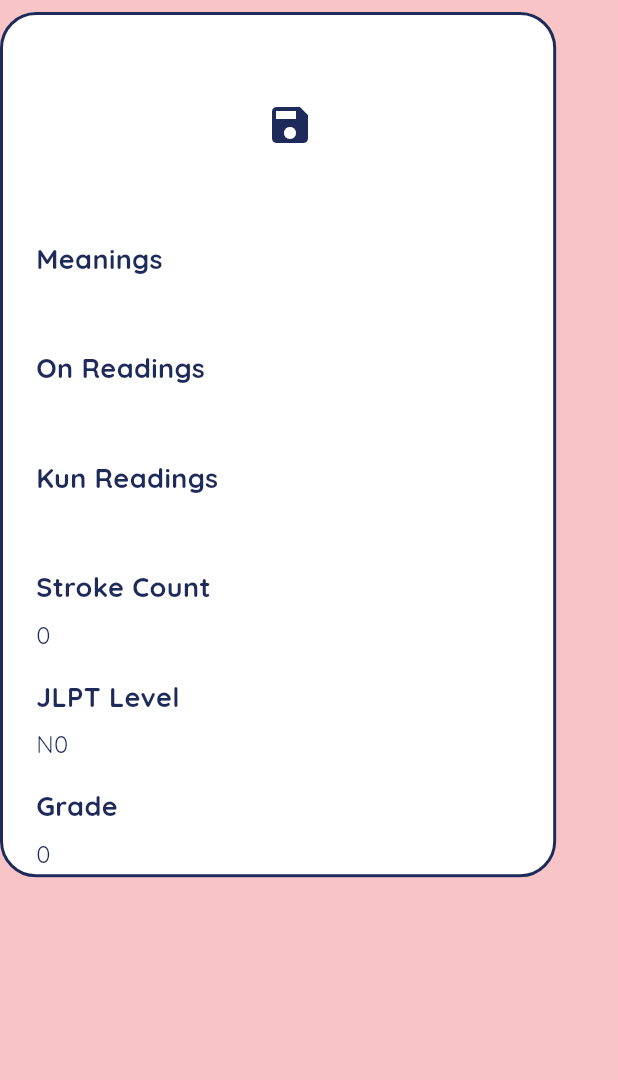
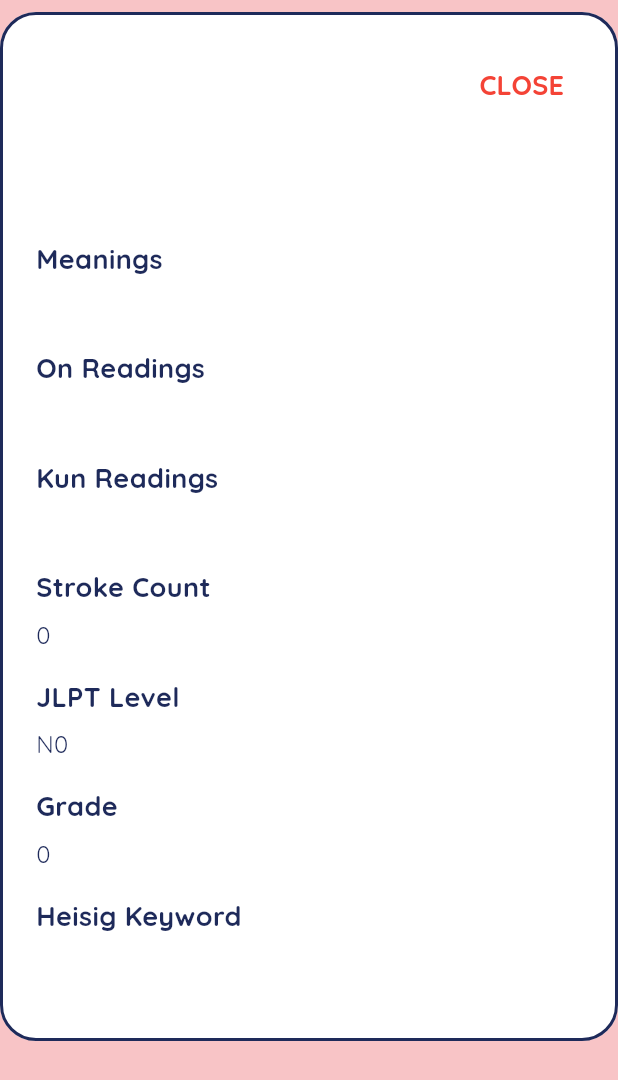
Before and after one commit to HelyeFab/kanji_sensei_new, a Flutter app: the KanjiDetailCard widget shown alone on an empty page, opened directly with empty values, on a phone screen of 412 x 824 dp. Shown: the top 1080 px of the screen. Run offline on Flutter 3.47's test engine with Material 3 defaults, Android fonts, the phone set to English and light mode, and no system bars; our stand-ins replace bloc, cloud_firestore, dartz, dio, equatable, firebase_auth and 8 more; accounts and stored records are empty; network calls fail.

Commit message:
Added Close functionality to Kanji Detail card

```diff
--- a/lib/presentation/blocs/kanji/kanji_event.dart
+++ b/lib/presentation/blocs/kanji/kanji_event.dart
@@ -77,3 +77,5 @@ class SelectKanji extends KanjiEvent {
 }
 
 class ClearError extends KanjiEvent {}
+
+class ClearSelectedKanji extends KanjiEvent {}
--- a/lib/presentation/blocs/kanji/kanji_state.dart
+++ b/lib/presentation/blocs/kanji/kanji_state.dart
@@ -30,7 +30,7 @@ class KanjiState extends Equatable {
     KanjiStatus? status,
     List<Kanji>? kanjiList,
     String? errorMessage,
-    Kanji? selectedKanji,
+    Object? selectedKanji = const Object(),
     int? currentPage,
     int? itemsPerPage,
     bool? isAllLoaded,
@@ -41,7 +41,7 @@ class KanjiState extends Equatable {
       status: status ?? this.status,
       kanjiList: kanjiList ?? this.kanjiList,
       errorMessage: errorMessage,
-      selectedKanji: selectedKanji ?? this.selectedKanji,
+      selectedKanji: selectedKanji == const Object() ? this.selectedKanji : selectedKanji as Kanji?,
       currentPage: currentPage ?? this.currentPage,
       itemsPerPage: itemsPerPage ?? this.itemsPerPage,
       isAllLoaded: isAllLoaded ?? this.isAllLoaded,
--- a/lib/presentation/widgets/kanji_detail_card.dart
+++ b/lib/presentation/widgets/kanji_detail_card.dart
@@ -1,42 +1,38 @@
 import 'package:flutter/material.dart';
+import 'package:flutter_bloc/flutter_bloc.dart';
 import '../../domain/entities/kanji.dart';
 import '../theme/app_colors.dart';
-import 'save_word_modal.dart';
+import '../blocs/kanji/kanji_bloc.dart';
+import '../blocs/kanji/kanji_event.dart';
 
 class KanjiDetailCard extends StatelessWidget {
   final Kanji kanji;
-  final VoidCallback onTap;
+  final VoidCallback? onClose;
 
   const KanjiDetailCard({
     super.key,
     required this.kanji,
-    required this.onTap,
+    this.onClose,
   });
 
   @override
   Widget build(BuildContext context) {
-    return Card(
+    return SingleChildScrollView(
+      child: Card(
         margin: const EdgeInsets.symmetric(vertical: 8),
         shape: RoundedRectangleBorder(
           borderRadius: BorderRadius.circular(24),
           side: const BorderSide(color: AppColors.primary, width: 2),
         ),
-      child: Container(
-        constraints: BoxConstraints(
-          maxHeight: MediaQuery.of(context).size.height * 0.7,
-          maxWidth: MediaQuery.of(context).size.width * 0.9,
-        ),
-        child: SingleChildScrollView(
         child: Padding(
           padding: const EdgeInsets.all(24.0),
           child: Column(
             crossAxisAlignment: CrossAxisAlignment.start,
-              mainAxisSize: MainAxisSize.min,
             children: [
-                Row(
-                  mainAxisAlignment: MainAxisAlignment.center,
+              Stack(
                 children: [
-                    Text(
+                  Center(
+                    child: Text(
                       kanji.character,
                       style: const TextStyle(
                         fontSize: 72,
@@ -44,24 +40,30 @@ class KanjiDetailCard extends StatelessWidget {
                         color: AppColors.textPrimary,
                       ),
                     ),
-                    const SizedBox(width: 16),
-                    IconButton(
-                      icon: const Icon(Icons.save, color: AppColors.primary, size: 32),
+                  ),
+                  Positioned(
+                    top: 0,
+                    right: 0,
+                    child: TextButton(
                       onPressed: () {
-                        showDialog(
-                          context: context,
-                          builder: (BuildContext context) {
-                            return SaveWordModal(
-                              wordDetails: {
-                                'word': kanji.character,
-                                'partOfSpeech': 'Kanji',
-                                'translation': kanji.meanings.join(', '),
-                                'example': 'On: ${kanji.onReadings.join(", ")}\nKun: ${kanji.kunReadings.join(", ")}',
+                        print('Close button pressed!');
+                        // Only use the callback approach
+                        if (onClose != null) {
+                          print('Calling onClose callback');
+                          onClose!();
+                        } else {
+                          print('onClose callback is null!');
+                        }
                       },
-                            );
-                          },
-                        );
-                      },
+                      child: const Text(
+                        'CLOSE',
+                        style: TextStyle(
+                          color: Colors.red,
+                          fontWeight: FontWeight.bold,
+                          fontSize: 18,
+                        ),
+                      ),
+                    ),
                   ),
                 ],
               ),
@@ -80,7 +82,6 @@ class KanjiDetailCard extends StatelessWidget {
               if (kanji.notes.isNotEmpty)
                 _buildDetailSection('Notes', kanji.notes.join('\n')),
             ],
-            ),
           ),
         ),
       ),
```
Also changed, not shown: lib/presentation/blocs/kanji/kanji_bloc.dart (+17 -0 lines), lib/presentation/screens/kanji_search_screen.dart (+43 -82 lines). Lines whose indentation alone changed are shown as unchanged.
